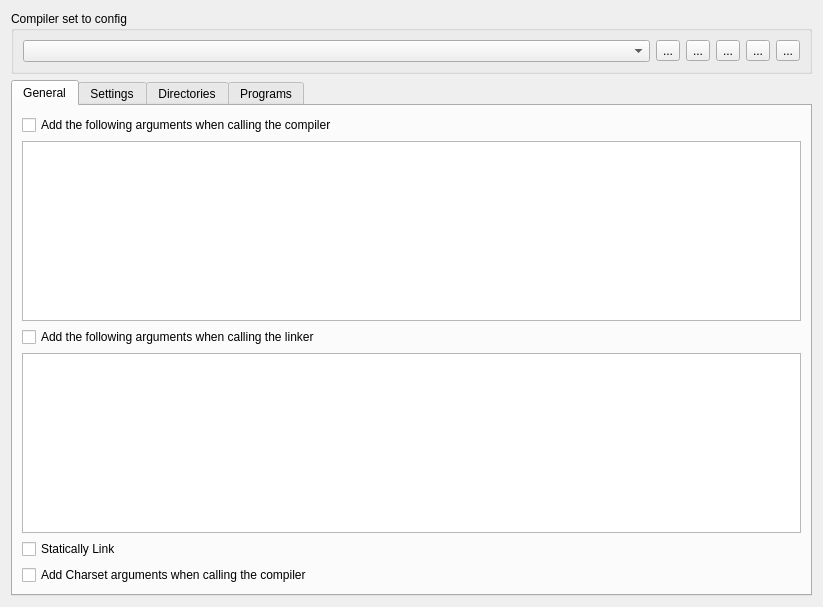
Old version of the form RedPandaIDE/settingsdialog/compilersetoptionwidget.ui in the repository royqh1979/RedPanda-CPP.
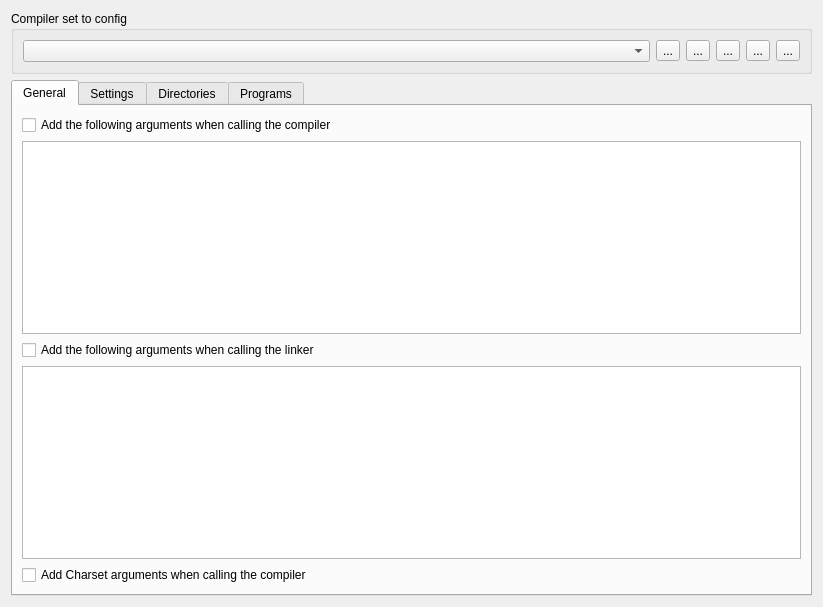
New version of the form. Icons and pictures are not drawn.

The edit to the form file:
```diff
--- a/RedPandaIDE/settingsdialog/compilersetoptionwidget.ui
+++ b/RedPandaIDE/settingsdialog/compilersetoptionwidget.ui
@@ -125,13 +125,6 @@
        <item>
         <widget class="QPlainTextEdit" name="txtCustomLinkParams"/>
        </item>
-       <item>
-        <widget class="QCheckBox" name="chkStaticLink">
-         <property name="text">
-          <string>Statically Link</string>
-         </property>
-        </widget>
-       </item>
        <item>
         <widget class="QCheckBox" name="chkAutoAddCharset">
          <property name="text">
```
